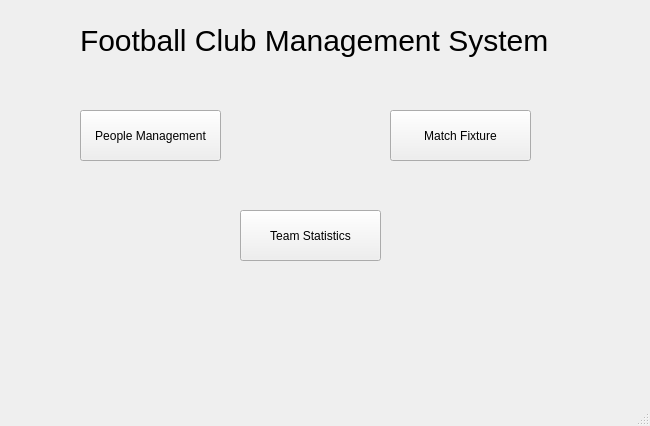
Above: navigator.ui from TNT57/FootballClubManagementSystem before the change. Below: the same form after it.
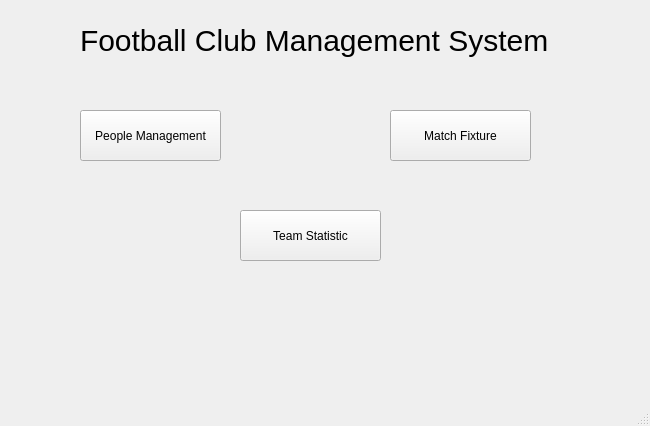
That is the form after the change.

What changed in the file:
```diff
--- a/navigator.ui
+++ b/navigator.ui
@@ -68,7 +68,7 @@
      </rect>
     </property>
     <property name="text">
-     <string>Team Statistics</string>
+     <string>Team Statistic</string>
     </property>
    </widget>
   </widget>
```
Left out of the diff: 2 changed lines with no effect on the pictures.
